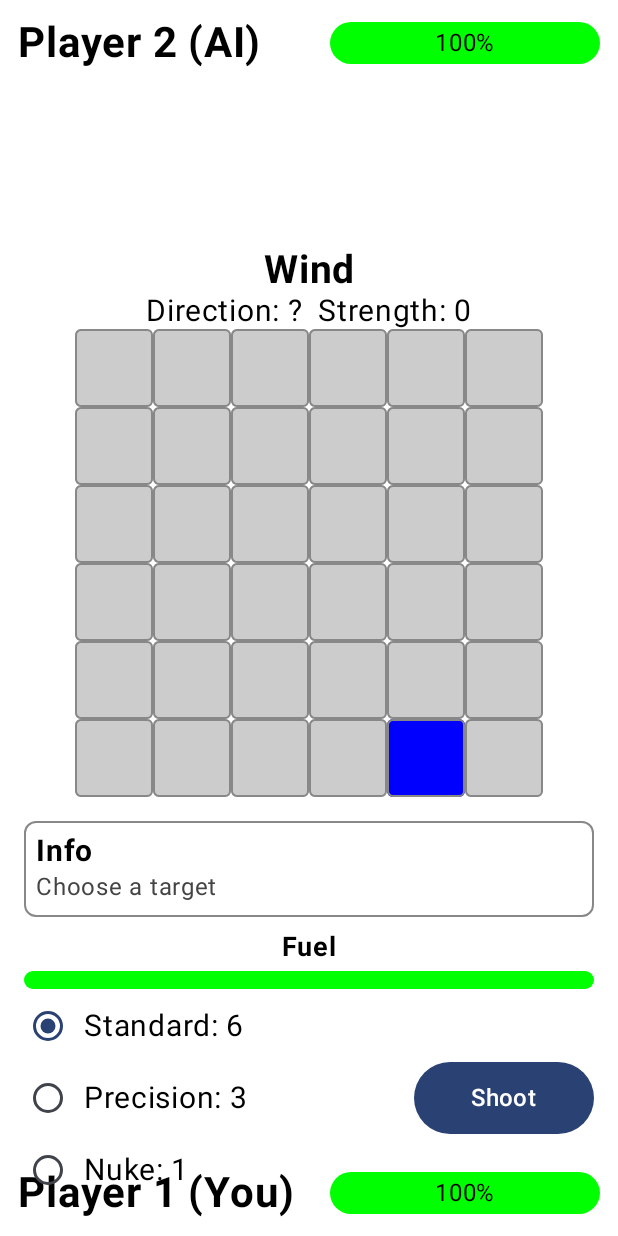
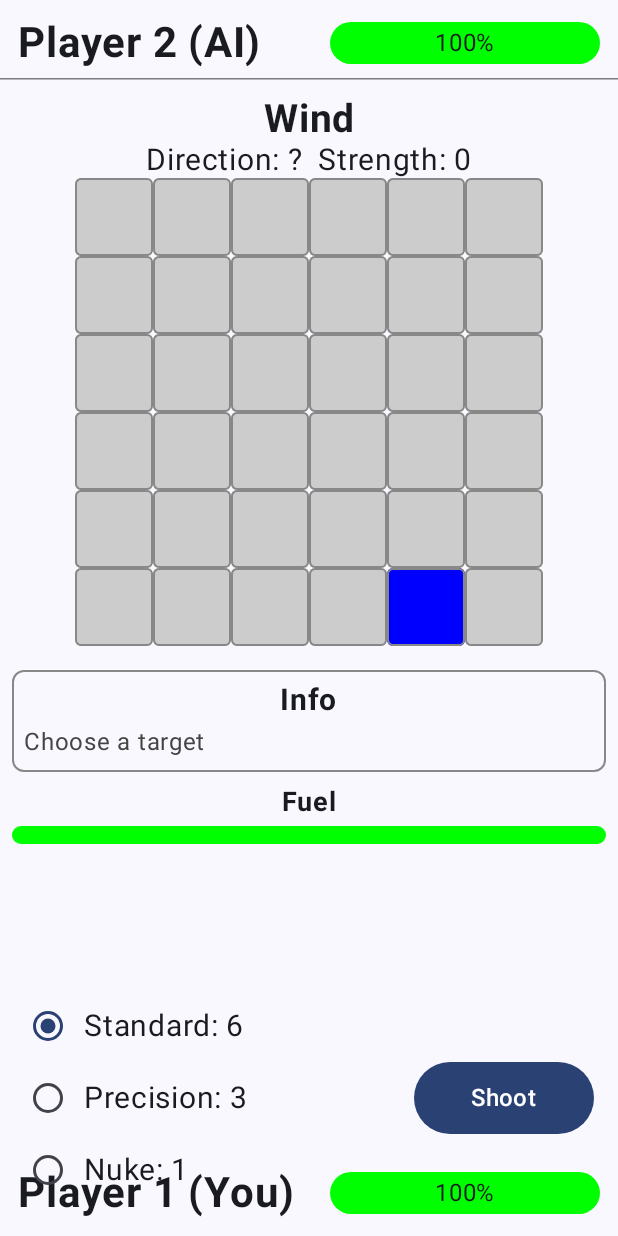
Before and after one commit to Pirito10/CannonDuel, an Android app built with Jetpack Compose: the composable GameScreen called with empty values, on a phone screen of 412 x 824 dp. Run offline under Robolectric (Android 15) with nearby library versions, the phone set to English and light mode, and no system bars; libraries missing offline, so code that uses them is left out: com.chaquo.python; 6 statements that could not run were skipped.

Commit message:
mejorar interfaz

```diff
--- a/app/src/main/java/com/psi/cannonduel/Components.kt
+++ b/app/src/main/java/com/psi/cannonduel/Components.kt
@@ -7,6 +7,7 @@ import androidx.compose.foundation.layout.Arrangement
 import androidx.compose.foundation.layout.Box
 import androidx.compose.foundation.layout.Column
 import androidx.compose.foundation.layout.Row
+import androidx.compose.foundation.layout.Spacer
 import androidx.compose.foundation.layout.fillMaxSize
 import androidx.compose.foundation.layout.fillMaxWidth
 import androidx.compose.foundation.layout.height
@@ -124,10 +125,15 @@ fun InfoBox(infoText: String) {
         modifier = Modifier
             .fillMaxWidth()
             .border(1.dp, Color.Gray, RoundedCornerShape(8.dp))
-            .background(Color.White, RoundedCornerShape(8.dp))
             .padding(8.dp)
     ) {
-        Text("Info", fontSize = 20.sp, fontWeight = FontWeight.Bold)
+        Text(
+            "Info",
+            fontSize = 20.sp,
+            fontWeight = FontWeight.Bold,
+            modifier = Modifier.align(Alignment.CenterHorizontally)
+        )
+        Spacer(Modifier.height(4.dp))
         Text(infoText, fontSize = 16.sp, color = Color.DarkGray)
     }
 }
--- a/app/src/main/java/com/psi/cannonduel/GameScreen.kt
+++ b/app/src/main/java/com/psi/cannonduel/GameScreen.kt
@@ -9,6 +9,7 @@ import androidx.compose.foundation.layout.fillMaxSize
 import androidx.compose.foundation.layout.fillMaxWidth
 import androidx.compose.foundation.layout.height
 import androidx.compose.foundation.layout.padding
+import androidx.compose.material3.HorizontalDivider
 import androidx.compose.runtime.Composable
 import androidx.compose.runtime.mutableIntStateOf
 import androidx.compose.runtime.mutableStateOf
@@ -119,11 +120,20 @@ fun GameScreen(
             Modifier.align(Alignment.TopCenter)
         )
 
+        HorizontalDivider(
+            modifier = Modifier
+                .fillMaxWidth()
+                .padding(top = 52.dp)
+                .align(Alignment.TopCenter),
+            thickness = 1.dp
+        )
+
         // Contenedor central para grid, caja de información y barra de combustible
         Column(
             modifier = Modifier
-                .align(Alignment.Center)
-                .padding(16.dp),
+                .align(Alignment.TopCenter)
+                .padding(top = 64.dp)
+                .padding(horizontal = 8.dp),
             horizontalAlignment = Alignment.CenterHorizontally
         ) {
             // Información del viento
```
